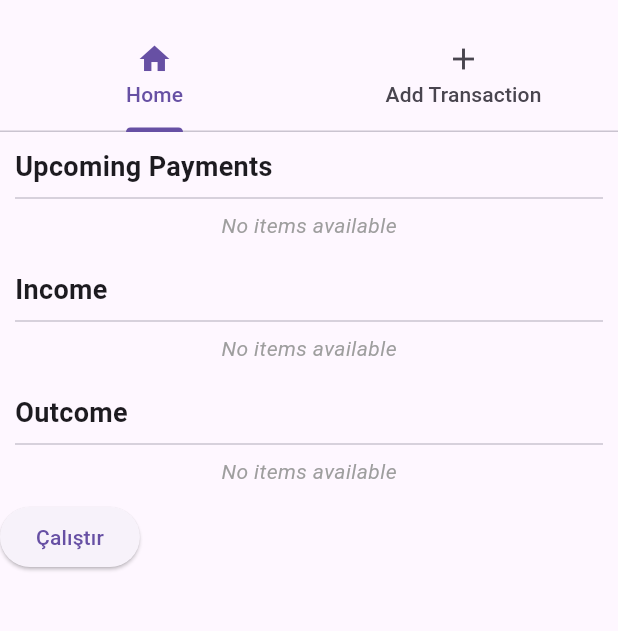
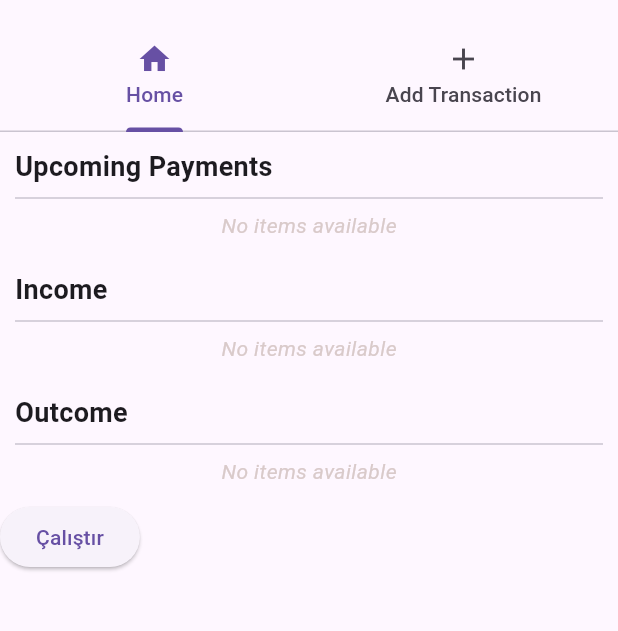
Before and after one commit to umuttopalak/finance_tracking, a Flutter app: the screen it shows after launch, on a phone screen of 412 x 824 dp, the part 63-694 px from its top. Run offline on Flutter 3.47's test engine with Material 3 defaults, Android fonts, the phone set to English and light mode, and no system bars; our stand-ins replace firebase_core, firebase_messaging; accounts and stored records are empty; network calls fail.

Commit message:
added fonts.dart, used

```diff
--- /dev/null
+++ b/lib/fonts/fonts.dart
@@ -0,0 +1,13 @@
+import 'package:flutter/material.dart';
+
+TextStyle italicGreyTextStyle = const TextStyle(
+  fontStyle: FontStyle.italic,
+  color: Color.fromARGB(255, 217, 202, 202),
+  fontFamily: 'Roboto',
+);
+
+TextStyle bold18TextStyle = const TextStyle(
+  fontWeight: FontWeight.bold,
+  fontSize: 18,
+  fontFamily: 'Roboto', // Fontunu belirtmeyi unutma.
+);
--- a/lib/widgets/home_container.dart
+++ b/lib/widgets/home_container.dart
@@ -1,3 +1,4 @@
+import 'package:finance_tracking/fonts/fonts.dart';
 import 'package:flutter/material.dart';
 
 class HomeContainer extends StatelessWidget {
@@ -5,10 +6,10 @@ class HomeContainer extends StatelessWidget {
   final List<String>? items;
 
   const HomeContainer({
-    Key? key,
+    super.key,
     required this.title,
     this.items,
-  }) : super(key: key);
+  });
 
   @override
   Widget build(BuildContext context) {
@@ -19,12 +20,9 @@ class HomeContainer extends StatelessWidget {
         children: [
           Text(
             title,
-            style: TextStyle(
-              fontWeight: FontWeight.bold,
-              fontSize: 18,
-            ),
+            style: bold18TextStyle
           ),
-          Divider(thickness: 1),
+          const Divider(thickness: 1),
           if (items != null && items!.isNotEmpty)
             Column(
               crossAxisAlignment: CrossAxisAlignment.start,
@@ -47,10 +45,7 @@ class HomeContainer extends StatelessWidget {
             Center(
               child: Text(
                 'No items available',
-                style: TextStyle(
-                  fontStyle: FontStyle.italic,
-                  color: Colors.grey,
-                ),
+                style: italicGreyTextStyle
               ),
             ),
         ],
```
